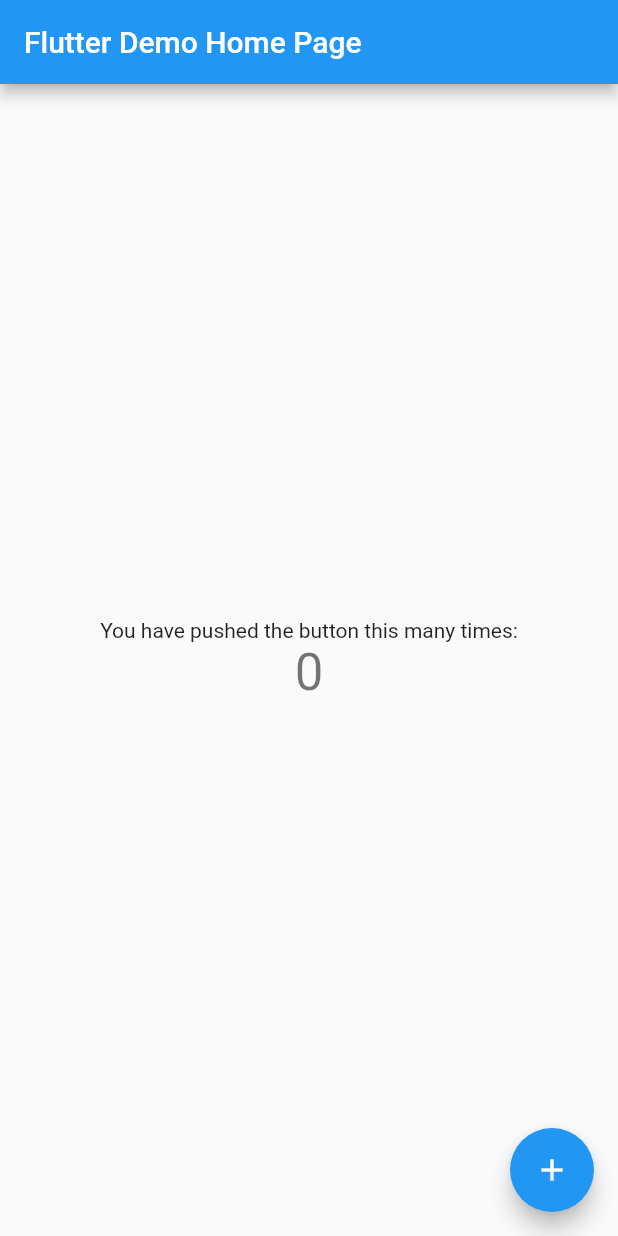
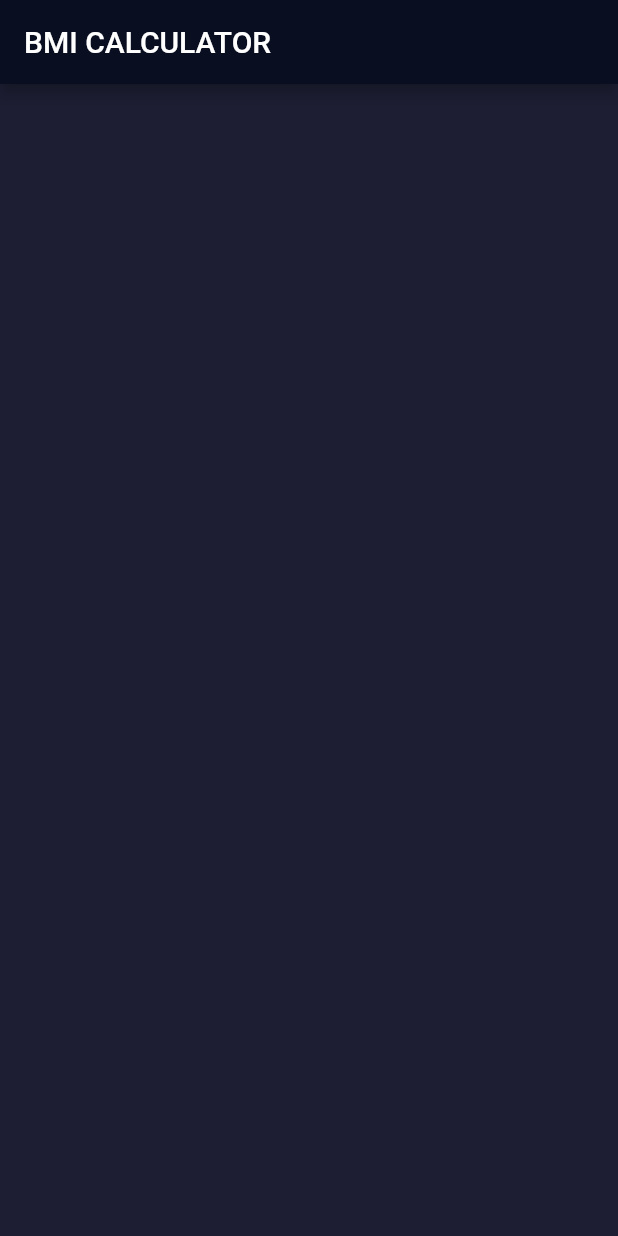
Before and after one commit to panhwersadaqat/Flutter-BMI-Calculator, a Flutter app: the screen it shows after launch, on a phone screen of 412 x 824 dp. Run offline on Flutter 3.47's test engine with Material 2 defaults, Android fonts, the phone set to English and light mode, and no system bars.

Commit message:
init commit

```diff
--- /dev/null
+++ b/lib/input_page.dart
@@ -0,0 +1,20 @@
+import 'package:flutter/material.dart';
+
+class InputPage extends StatefulWidget {
+  @override
+  _InputPageState createState() => _InputPageState();
+}
+
+class _InputPageState extends State<InputPage> {
+  @override
+  Widget build(BuildContext context) {
+    return Scaffold(
+      appBar: AppBar(
+        title: const Text('BMI CALCULATOR'),
+      ),
+      body: Container(
+        color: const Color(0xFF1D1E33),
+      )
+    );
+  }
+}
--- a/lib/main.dart
+++ b/lib/main.dart
@@ -1,115 +1,20 @@
 import 'package:flutter/material.dart';
+import 'input_page.dart';
 
-void main() {
-  runApp(const MyApp());
-}
+void main() => runApp(BMICalculator());
 
-class MyApp extends StatelessWidget {
-  const MyApp({super.key});
-
-  // This widget is the root of your application.
+class BMICalculator extends StatelessWidget {
   @override
   Widget build(BuildContext context) {
     return MaterialApp(
-      title: 'Flutter Demo',
       theme: ThemeData(
-        // This is the theme of your application.
-        //
-        // Try running your application with "flutter run". You'll see the
-        // application has a blue toolbar. Then, without quitting the app, try
-        // changing the primarySwatch below to Colors.green and then invoke
-        // "hot reload" (press "r" in the console where you ran "flutter run",
-        // or simply save your changes to "hot reload" in a Flutter IDE).
-        // Notice that the counter didn't reset back to zero; the application
-        // is not restarted.
-        primarySwatch: Colors.blue,
+        primaryColor: const Color(0xFF0A0E21),
+        scaffoldBackgroundColor: const Color(0xFF0A0E21),
+        appBarTheme: const AppBarTheme(
+          color: Color(0xFF0A0E21)
+        ),
       ),
-      home: const MyHomePage(title: 'Flutter Demo Home Page'),
+      home: InputPage(),
     );
   }
 }
-
-class MyHomePage extends StatefulWidget {
-  const MyHomePage({super.key, required this.title});
-
-  // This widget is the home page of your application. It is stateful, meaning
-  // that it has a State object (defined below) that contains fields that affect
-  // how it looks.
-
-  // This class is the configuration for the state. It holds the values (in this
-  // case the title) provided by the parent (in this case the App widget) and
-  // used by the build method of the State. Fields in a Widget subclass are
-  // always marked "final".
-
-  final String title;
-
-  @override
-  State<MyHomePage> createState() => _MyHomePageState();
-}
-
-class _MyHomePageState extends State<MyHomePage> {
-  int _counter = 0;
-
-  void _incrementCounter() {
-    setState(() {
-      // This call to setState tells the Flutter framework that something has
-      // changed in this State, which causes it to rerun the build method below
-      // so that the display can reflect the updated values. If we changed
-      // _counter without calling setState(), then the build method would not be
-      // called again, and so nothing would appear to happen.
-      _counter++;
-    });
-  }
-
-  @override
-  Widget build(BuildContext context) {
-    // This method is rerun every time setState is called, for instance as done
-    // by the _incrementCounter method above.
-    //
-    // The Flutter framework has been optimized to make rerunning build methods
-    // fast, so that you can just rebuild anything that needs updating rather
-    // than having to individually change instances of widgets.
-    return Scaffold(
-      appBar: AppBar(
-        // Here we take the value from the MyHomePage object that was created by
-        // the App.build method, and use it to set our appbar title.
-        title: Text(widget.title),
-      ),
-      body: Center(
-        // Center is a layout widget. It takes a single child and positions it
-        // in the middle of the parent.
-        child: Column(
-          // Column is also a layout widget. It takes a list of children and
-          // arranges them vertically. By default, it sizes itself to fit its
-          // children horizontally, and tries to be as tall as its parent.
-          //
-          // Invoke "debug painting" (press "p" in the console, choose the
-          // "Toggle Debug Paint" action from the Flutter Inspector in Android
-          // Studio, or the "Toggle Debug Paint" command in Visual Studio Code)
-          // to see the wireframe for each widget.
-          //
-          // Column has various properties to control how it sizes itself and
-          // how it positions its children. Here we use mainAxisAlignment to
-          // center the children vertically; the main axis here is the vertical
-          // axis because Columns are vertical (the cross axis would be
-          // horizontal).
-          mainAxisAlignment: MainAxisAlignment.center,
-          children: <Widget>[
-            const Text(
-              'You have pushed the button this many times:',
-            ),
-            Text(
-              '$_counter',
-              style: Theme.of(context).textTheme.headlineMedium,
-            ),
-          ],
-        ),
-      ),
-      floatingActionButton: FloatingActionButton(
-        onPressed: _incrementCounter,
-        tooltip: 'Increment',
-        child: const Icon(Icons.add),
-      ), // This trailing comma makes auto-formatting nicer for build methods.
-    );
-  }
-}
```
